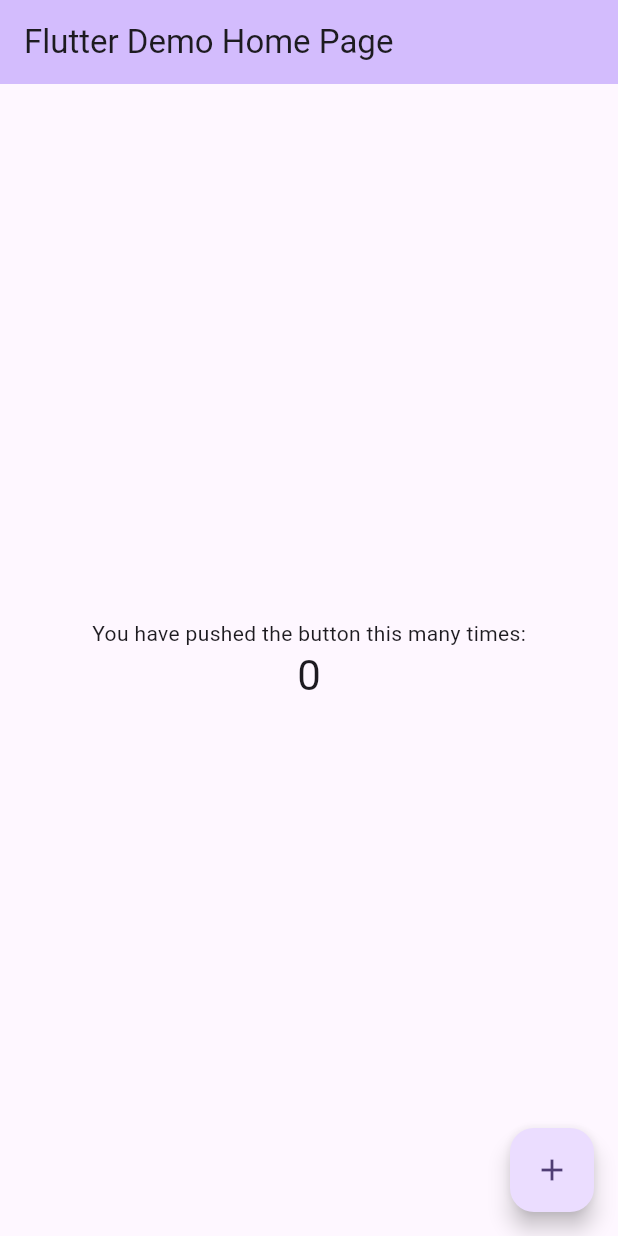
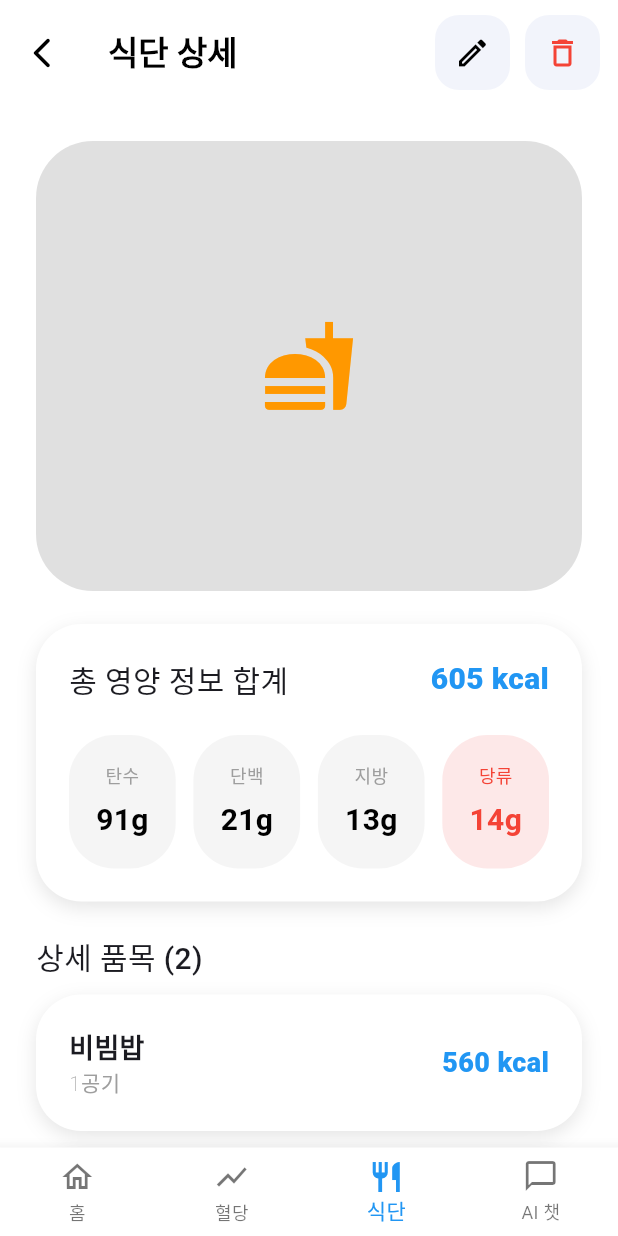
Before and after one commit to kit-capstone-dangdang/dangdang-app, a Flutter app: the screen it shows after launch, on a phone screen of 412 x 824 dp. Run offline on Flutter 3.47's test engine with Material 3 defaults, Android fonts, the phone set to English and light mode, and no system bars.

Commit message:
feat: 음식 분석 결과 화면 UI 구현

```diff
--- /dev/null
+++ b/lib/data/food_analysis_result_dummy_data.dart
@@ -0,0 +1,18 @@
+import 'package:dangdang/model/food_analysis_result.dart';
+
+const FoodAnalysisResult dummyFoodAnalysisResult = FoodAnalysisResult(
+  mealLabel: '점심',
+  capturedAt: '2026-03-26 12:30',
+  foodName: '비빔밥, 된장국',
+  totalCalories: 605,
+  carbohydrates: 91,
+  protein: 21,
+  fat: 13,
+  sugar: 14,
+  items: [
+    FoodAnalysisItem(name: '비빔밥', servingText: '1공기', calories: 560),
+    FoodAnalysisItem(name: '된장국', servingText: '0.5그릇', calories: 45),
+  ],
+  aiComment:
+      '채소 구성이 좋아 전체적으로 균형이 괜찮은 식사예요. 탄수화물과 단백질, 지방이 비교적 고르게 포함되어 있어 한 끼 식사로 적절합니다.',
+);
--- a/lib/main.dart
+++ b/lib/main.dart
@@ -1,122 +1,23 @@
+import 'package:dangdang/screens/food_analysis_result_page.dart';
 import 'package:flutter/material.dart';
 
 void main() {
-  runApp(const MyApp());
+  runApp(const DangDangApp());
 }
 
-class MyApp extends StatelessWidget {
-  const MyApp({super.key});
+class DangDangApp extends StatelessWidget {
+  const DangDangApp({super.key});
 
-  // This widget is the root of your application.
   @override
   Widget build(BuildContext context) {
     return MaterialApp(
-      title: 'Flutter Demo',
+      debugShowCheckedModeBanner: false,
+      title: 'DangDang',
       theme: ThemeData(
-        // This is the theme of your application.
-        //
-        // TRY THIS: Try running your application with "flutter run". You'll see
-        // the application has a purple toolbar. Then, without quitting the app,
-        // try changing the seedColor in the colorScheme below to Colors.green
-        // and then invoke "hot reload" (save your changes or press the "hot
-        // reload" button in a Flutter-supported IDE, or press "r" if you used
-        // the command line to start the app).
-        //
-        // Notice that the counter didn't reset back to zero; the application
-        // state is not lost during the reload. To reset the state, use hot
-        // restart instead.
-        //
-        // This works for code too, not just values: Most code changes can be
-        // tested with just a hot reload.
-        colorScheme: .fromSeed(seedColor: Colors.deepPurple),
+        useMaterial3: true,
+        colorScheme: ColorScheme.fromSeed(seedColor: const Color(0xFF4F63F6)),
       ),
-      home: const MyHomePage(title: 'Flutter Demo Home Page'),
+      home: const FoodAnalysisResultPage(),
     );
   }
 }
-
-class MyHomePage extends StatefulWidget {
-  const MyHomePage({super.key, required this.title});
-
-  // This widget is the home page of your application. It is stateful, meaning
-  // that it has a State object (defined below) that contains fields that affect
-  // how it looks.
-
-  // This class is the configuration for the state. It holds the values (in this
-  // case the title) provided by the parent (in this case the App widget) and
-  // used by the build method of the State. Fields in a Widget subclass are
-  // always marked "final".
-
-  final String title;
-
-  @override
-  State<MyHomePage> createState() => _MyHomePageState();
-}
-
-class _MyHomePageState extends State<MyHomePage> {
-  int _counter = 0;
-
-  void _incrementCounter() {
-    setState(() {
-      // This call to setState tells the Flutter framework that something has
-      // changed in this State, which causes it to rerun the build method below
-      // so that the display can reflect the updated values. If we changed
-      // _counter without calling setState(), then the build method would not be
-      // called again, and so nothing would appear to happen.
-      _counter++;
-    });
-  }
-
-  @override
-  Widget build(BuildContext context) {
-    // This method is rerun every time setState is called, for instance as done
-    // by the _incrementCounter method above.
-    //
-    // The Flutter framework has been optimized to make rerunning build methods
-    // fast, so that you can just rebuild anything that needs updating rather
-    // than having to individually change instances of widgets.
-    return Scaffold(
-      appBar: AppBar(
-        // TRY THIS: Try changing the color here to a specific color (to
-        // Colors.amber, perhaps?) and trigger a hot reload to see the AppBar
-        // change color while the other colors stay the same.
-        backgroundColor: Theme.of(context).colorScheme.inversePrimary,
-        // Here we take the value from the MyHomePage object that was created by
-        // the App.build method, and use it to set our appbar title.
-        title: Text(widget.title),
-      ),
-      body: Center(
-        // Center is a layout widget. It takes a single child and positions it
-        // in the middle of the parent.
-        child: Column(
-          // Column is also a layout widget. It takes a list of children and
-          // arranges them vertically. By default, it sizes itself to fit its
-          // children horizontally, and tries to be as tall as its parent.
-          //
-          // Column has various properties to control how it sizes itself and
-          // how it positions its children. Here we use mainAxisAlignment to
-          // center the children vertically; the main axis here is the vertical
-          // axis because Columns are vertical (the cross axis would be
-          // horizontal).
-          //
-          // TRY THIS: Invoke "debug painting" (choose the "Toggle Debug Paint"
-          // action in the IDE, or press "p" in the console), to see the
-          // wireframe for each widget.
-          mainAxisAlignment: .center,
-          children: [
-            const Text('You have pushed the button this many times:'),
-            Text(
-              '$_counter',
-              style: Theme.of(context).textTheme.headlineMedium,
-            ),
-          ],
-        ),
-      ),
-      floatingActionButton: FloatingActionButton(
-        onPressed: _incrementCounter,
-        tooltip: 'Increment',
-        child: const Icon(Icons.add),
-      ),
-    );
-  }
-}
--- /dev/null
+++ b/lib/model/food_analysis_result.dart
@@ -0,0 +1,37 @@
+class FoodAnalysisResult {
+  const FoodAnalysisResult({
+    required this.mealLabel,
+    required this.capturedAt,
+    required this.foodName,
+    required this.totalCalories,
+    required this.carbohydrates,
+    required this.protein,
+    required this.fat,
+    required this.sugar,
+    required this.items,
+    required this.aiComment,
+  });
+
+  final String mealLabel;
+  final String capturedAt;
+  final String foodName;
+  final int totalCalories;
+  final int carbohydrates;
+  final int protein;
+  final int fat;
+  final int sugar;
+  final List<FoodAnalysisItem> items;
+  final String aiComment;
+}
+
+class FoodAnalysisItem {
+  const FoodAnalysisItem({
+    required this.name,
+    required this.servingText,
+    required this.calories,
+  });
+
+  final String name;
+  final String servingText;
+  final int calories;
+}
--- /dev/null
+++ b/lib/screens/food_analysis_result_page.dart
@@ -0,0 +1,312 @@
+import 'package:dangdang/data/food_analysis_result_dummy_data.dart';
+import 'package:flutter/material.dart';
+import '../widgets/custom_bottom_navigation_bar.dart';
+
+class FoodAnalysisResultPage extends StatelessWidget {
+  const FoodAnalysisResultPage({super.key});
+
+  @override
+  Widget build(BuildContext context) {
+    const result = dummyFoodAnalysisResult;
+
+    return Scaffold(
+      backgroundColor: Colors.white,
+      body: SafeArea(
+        child: CustomScrollView(
+          slivers: [
+            SliverAppBar(
+              floating: true,
+              pinned: false,
+              snap: true,
+              backgroundColor: Colors.white,
+              surfaceTintColor: Colors.white,
+              toolbarHeight: 70,
+              leading: IconButton(
+                onPressed: () {},
+                icon: const Icon(
+                  Icons.arrow_back_ios_new_rounded,
+                  color: Colors.black,
+                ),
+              ),
+              title: const Text(
+                '식단 상세',
+                style: TextStyle(
+                  fontSize: 22,
+                  fontWeight: FontWeight.w600,
+                  color: Colors.black,
+                ),
+              ),
+              centerTitle: false,
+              actions: [
+                _buildIconButton(
+                  Icons.edit_outlined,
+                  const Color(0xFFF2F4FB),
+                  Colors.black,
+                ),
+                const SizedBox(width: 10),
+                _buildIconButton(
+                  Icons.delete_outline_outlined,
+                  const Color(0xFFF2F4FB),
+                  Colors.red,
+                ),
+                const SizedBox(width: 12),
+              ],
+            ),
+            SliverToBoxAdapter(
+              child: Padding(
+                padding: const EdgeInsets.all(24),
+                child: Column(
+                  crossAxisAlignment: CrossAxisAlignment.start,
+                  children: [
+                    // 음식 사진 영역
+                    Container(
+                      height: 300,
+                      width: double.infinity,
+                      decoration: BoxDecoration(
+                        color: Colors.grey[300],
+                        borderRadius: BorderRadius.circular(38),
+                      ),
+                      child: const Center(
+                        child: Icon(
+                          Icons.fastfood,
+                          size: 64,
+                          color: Colors.orange,
+                        ),
+                      ),
+                    ),
+                    const SizedBox(height: 22),
+
+                    // 영양 요약 카드
+                    Container(
+                      padding: const EdgeInsets.all(22),
+                      decoration: BoxDecoration(
+                        color: Colors.white,
+                        borderRadius: BorderRadius.circular(30),
+                        boxShadow: [
+                          BoxShadow(
+                            color: Colors.black.withOpacity(0.1),
+                            blurRadius: 10,
+                            offset: const Offset(0, 4),
+                          ),
+                        ],
+                      ),
+                      child: Column(
+                        children: [
+                          Row(
+                            mainAxisAlignment: MainAxisAlignment.spaceBetween,
+                            children: [
+                              const Text(
+                                '총 영양 정보 합계',
+                                style: TextStyle(
+                                  fontSize: 20,
+                                  fontWeight: FontWeight.w500,
+                                ),
+                              ),
+                              Text(
+                                '${result.totalCalories} kcal',
+                                style: const TextStyle(
+                                  fontSize: 20,
+                                  fontWeight: FontWeight.w800,
+                                  color: Colors.blue,
+                                ),
+                              ),
+                            ],
+                          ),
+                          const SizedBox(height: 22),
+                          Row(
+                            mainAxisAlignment: MainAxisAlignment.spaceBetween,
+                            children: [
+                              _buildNutrient(
+                                '탄수',
+                                '${result.carbohydrates}g',
+                                false,
+                              ),
+                              _buildNutrient('단백', '${result.protein}g', false),
+                              _buildNutrient('지방', '${result.fat}g', false),
+                              _buildNutrient('당류', '${result.sugar}g', true),
+                            ],
+                          ),
+                        ],
+                      ),
+                    ),
+                    const SizedBox(height: 22),
+
+                    // 상세 품목 타이틀
+                    Text(
+                      '상세 품목 (${result.items.length})',
+                      style: const TextStyle(
+                        fontSize: 20,
+                        fontWeight: FontWeight.w500,
+                      ),
+                    ),
+                    const SizedBox(height: 10),
+
+                    // 음식 아이템 리스트
+                    ...result.items.map(
+                      (item) => Container(
+                        padding: const EdgeInsets.all(22),
+                        margin: const EdgeInsets.only(bottom: 14),
+                        decoration: BoxDecoration(
+                          color: Colors.white,
+                          borderRadius: BorderRadius.circular(30),
+                          boxShadow: [
+                            BoxShadow(
+                              color: Colors.black.withOpacity(0.1),
+                              blurRadius: 10,
+                              offset: const Offset(0, 4),
+                            ),
+                          ],
+                        ),
+                        child: Row(
+                          mainAxisAlignment: MainAxisAlignment.spaceBetween,
+                          children: [
+                            Column(
+                              crossAxisAlignment: CrossAxisAlignment.start,
+                              children: [
+                                Text(
+                                  item.name,
+                                  style: const TextStyle(
+                                    fontSize: 18,
+                                    fontWeight: FontWeight.w600,
+                                  ),
+                                ),
+                                Text(
+                                  item.servingText,
+                                  style: const TextStyle(
+                                    fontSize: 14,
+                                    fontWeight: FontWeight.w200,
+                                    color: Colors.grey,
+                                  ),
+                                ),
+                              ],
+                            ),
+                            Text(
+                              '${item.calories} kcal',
+                              style: const TextStyle(
+                                fontSize: 18,
+                                fontWeight: FontWeight.w800,
+                                color: Colors.blue,
+                              ),
+                            ),
+                          ],
+                        ),
+                      ),
+                    ),
+                    const SizedBox(height: 10),
+
+                    // AI 분석 카드
+                    Container(
+                      padding: const EdgeInsets.all(22),
+                      decoration: BoxDecoration(
+                        color: const Color.fromARGB(255, 240, 253, 226),
+                        borderRadius: BorderRadius.circular(30),
+                        boxShadow: [
+                          BoxShadow(
+                            color: Colors.black.withOpacity(0.1),
+                            blurRadius: 10,
+                            offset: const Offset(0, 4),
+                          ),
+                        ],
+                      ),
+                      child: Column(
+                        crossAxisAlignment: CrossAxisAlignment.start,
+                        children: [
+                          const Text(
+                            'AI 식단 분석',
+                            style: TextStyle(
+                              fontSize: 20,
+                              fontWeight: FontWeight.w600,
+                              color: Color.fromARGB(255, 38, 103, 40),
+                            ),
+                          ),
+                          const SizedBox(height: 5),
+                          Text(
+                            result.aiComment,
+                            style: const TextStyle(
+                              fontSize: 14,
+                              fontWeight: FontWeight.w200,
+                              color: Colors.green,
+                            ),
+                          ),
+                        ],
+                      ),
+                    ),
+                    const SizedBox(height: 22),
+
+                    // 목록으로 돌아가기 버튼
+                    Container(
+                      padding: const EdgeInsets.all(22),
+                      decoration: BoxDecoration(
+                        color: const Color.fromARGB(255, 6, 77, 134),
+                        borderRadius: BorderRadius.circular(30),
+                      ),
+                      child: const Center(
+                        child: Text(
+                          '목록으로 돌아가기',
+                          style: TextStyle(
+                            fontSize: 24,
+                            fontWeight: FontWeight.w800,
+                            color: Colors.white,
+                          ),
+                        ),
+                      ),
+                    ),
+                  ],
+                ),
+              ),
+            ),
+          ],
+        ),
+      ),
+      bottomNavigationBar: const CustomBottomNavigationBar(currentIndex: 2),
+    );
+  }
+}
+
+Widget _buildIconButton(IconData icon, Color bgColor, Color iconColor) {
+  return Container(
+    width: 50,
+    height: 50,
+    decoration: BoxDecoration(
+      color: bgColor,
+      borderRadius: BorderRadius.circular(16),
+    ),
+    child: IconButton(
+      onPressed: () {},
+      icon: Icon(icon, color: iconColor),
+    ),
+  );
+}
+
+Widget _buildNutrient(String label, String value, bool isHighlight) {
+  return Container(
+    padding: const EdgeInsets.all(18),
+    decoration: BoxDecoration(
+      color: isHighlight
+          ? const Color.fromARGB(255, 253, 232, 232)
+          : Colors.grey[100],
+      borderRadius: BorderRadius.circular(30),
+    ),
+    child: Column(
+      children: [
+        Text(
+          label,
+          style: TextStyle(
+            fontSize: 12,
+            color: isHighlight ? Colors.red : Colors.grey,
+            fontWeight: FontWeight.w400,
+          ),
+        ),
+        const SizedBox(height: 7),
+        Text(
+          value,
+          style: TextStyle(
+            fontSize: 20,
+            color: isHighlight ? Colors.red : Colors.black,
+            fontWeight: FontWeight.w600,
+          ),
+        ),
+      ],
+    ),
+  );
+}
--- /dev/null
+++ b/lib/widgets/custom_bottom_navigation_bar.dart
@@ -0,0 +1,55 @@
+import 'package:flutter/material.dart';
+
+class CustomBottomNavigationBar extends StatelessWidget {
+  final int currentIndex;
+
+  const CustomBottomNavigationBar({super.key, required this.currentIndex});
+
+  void _onItemTapped(BuildContext context, int index) {
+    if (currentIndex == index) return;
+
+    // TODO: 상세 페이지 만들어지면 라우팅 연결하기
+    /*
+    switch (index) {
+      case 0:
+        Navigator.pushReplacement(context, MaterialPageRoute(builder: (_) => const HomeDashboard()));
+        break;
+      case 1:
+        Navigator.pushReplacement(context, MaterialPageRoute(builder: (_) => const BloodSugarPage()));
+        break;
+      case 2:
+        Navigator.pushReplacement(context, MaterialPageRoute(builder: (_) => const FoodRecordPage()));
+        break;
+      case 3:
+        Navigator.pushReplacement(context, MaterialPageRoute(builder: (_) => const AiChatPage()));
+        break;
+    }
+    */
+  }
+
+  @override
+  Widget build(BuildContext context) {
+    return Theme(
+      data: Theme.of(context).copyWith(
+        splashColor: Colors.transparent,
+        highlightColor: Colors.transparent,
+      ),
+      child: BottomNavigationBar(
+        type: BottomNavigationBarType.fixed,
+        currentIndex: currentIndex,
+        selectedItemColor: Colors.blue,
+        backgroundColor: Colors.white,
+        onTap: (index) => _onItemTapped(context, index),
+        items: const [
+          BottomNavigationBarItem(icon: Icon(Icons.home_outlined), label: '홈'),
+          BottomNavigationBarItem(icon: Icon(Icons.show_chart), label: '혈당'),
+          BottomNavigationBarItem(icon: Icon(Icons.restaurant), label: '식단'),
+          BottomNavigationBarItem(
+            icon: Icon(Icons.chat_bubble_outline),
+            label: 'AI 챗',
+          ),
+        ],
+      ),
+    );
+  }
+}
```
Also changed, not shown: 1 other file.
